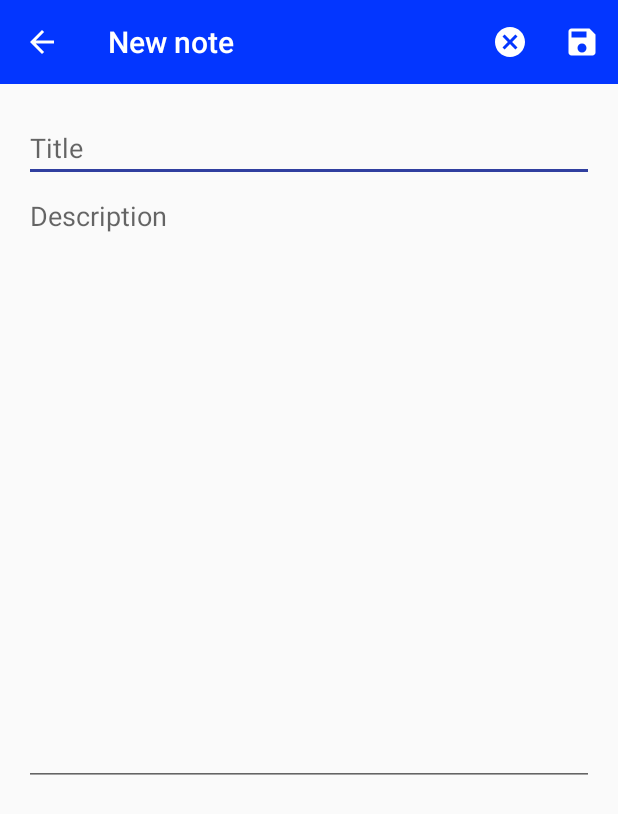
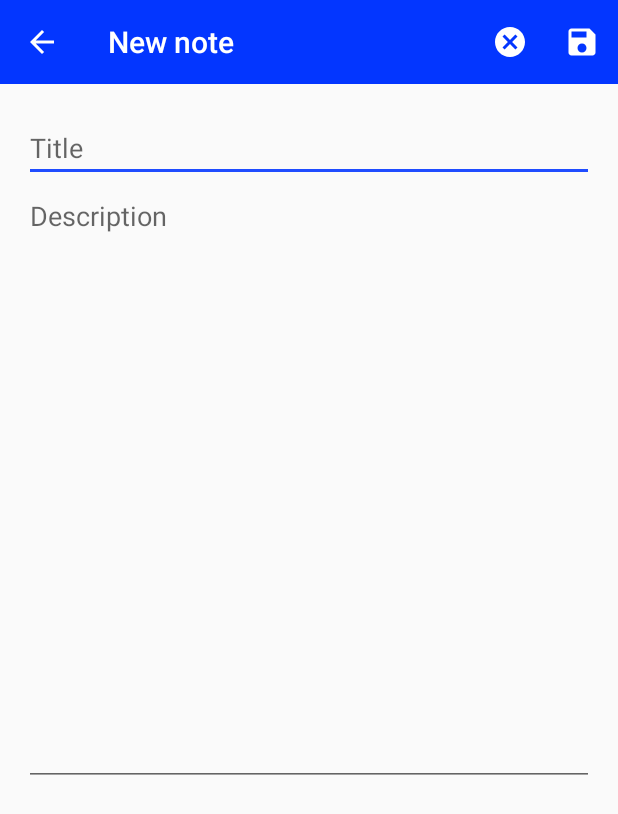
Before and after one commit to M4G4K4/Reports_Android, an Android app: the screen it shows after launch (AddNote), after a tap on "Add", on a phone screen of 412 x 824 dp. Shown: the top 814 px of the screen. Run offline under Robolectric (Android 15) with nearby library versions, the light colour scheme and no system bars.

Commit message:
Edit activity created , DB ID auto increment fix

```diff
--- a/app/src/main/AndroidManifest.xml
+++ b/app/src/main/AndroidManifest.xml
@@ -9,12 +9,11 @@
         android:roundIcon="@mipmap/ic_launcher_round"
         android:supportsRtl="true"
         android:theme="@style/AppTheme">
+        <activity android:name=".Edit"></activity>
         <activity android:name=".AddNote">
             <meta-data
                 android:name="android.support.PARENT_ACTIVITY"
-                android:value=".MainActivity">
-            </meta-data>
-
+                android:value=".MainActivity"></meta-data>
         </activity>
         <activity android:name=".MainActivity">
             <intent-filter>
--- a/app/src/main/java/com/example/notes/DB.java
+++ b/app/src/main/java/com/example/notes/DB.java
@@ -16,7 +16,7 @@ public class DB extends SQLiteOpenHelper {
     private static final String dbTable = "notes";
 
     // Columns
-    private static final String id = "id";
+    private static final String id = "_id";
     private static final String title = "title";
     private static final String description = "description";
     private static final String date = "date";
@@ -31,7 +31,7 @@ public class DB extends SQLiteOpenHelper {
     @Override
     public void onCreate(SQLiteDatabase sqLiteDatabase) {
         // Query to create table
-        String query = "CREATE TABLE " + dbTable + "(" + id + " INT PRIMARY KEY," +
+        String query = "CREATE TABLE " + dbTable + "(" + id + " INTEGER PRIMARY KEY," +
                 title + " TEXT,"+
                 description + " TEXT," +
                 date + " TEXT," +
@@ -46,14 +46,12 @@ public class DB extends SQLiteOpenHelper {
         if(i >= il){
             return;
         }
-
         sqLiteDatabase.execSQL("DROP TABLE IF EXISTS " + dbName);
         onCreate(sqLiteDatabase);
     }
 
     // Add new note to DB
     public long addNote(Notes notes){
-
         SQLiteDatabase db = this.getWritableDatabase();
 
         ContentValues c = new ContentValues();
@@ -63,8 +61,6 @@ public class DB extends SQLiteOpenHelper {
         c.put(date,notes.getDate());
 
         long id = db.insert(dbTable,null,c);
-
-
         return id;
     }
 
@@ -82,12 +78,12 @@ public class DB extends SQLiteOpenHelper {
             cursor.moveToFirst();
         }
 
+        assert cursor != null;
         return new Notes(cursor.getLong(0),cursor.getString(1),cursor.getString(2),cursor.getString(3),cursor.getString(4));
     }
 
     // Get all notes
     public List<Notes> getNotes(){
-
         SQLiteDatabase db = this.getReadableDatabase();
 
         List<Notes> notesList = new ArrayList<>();
--- a/app/src/main/java/com/example/notes/MainActivity.java
+++ b/app/src/main/java/com/example/notes/MainActivity.java
@@ -36,12 +36,6 @@ public class MainActivity extends AppCompatActivity {
         DB db = new DB(this);
         notes = db.getNotes();
 
-        // BAD away of doing it
-        for(int i = 0; i<notes.size(); i++){
-            notes.get(i).setId(i);
-        }
-
-
         recyclerView = findViewById(R.id.listNotes);
         recyclerView.setLayoutManager(new LinearLayoutManager(this));
         adapter = new Adapter(this,notes);
@@ -50,8 +44,6 @@ public class MainActivity extends AppCompatActivity {
                 2,GridLayoutManager.VERTICAL,false);
         recyclerView.setLayoutManager(gridLayoutManager);
         recyclerView.setAdapter(adapter);
-
-
     }
 
 
--- a/app/src/main/res/values/colors.xml
+++ b/app/src/main/res/values/colors.xml
@@ -1,8 +1,8 @@
 <?xml version="1.0" encoding="utf-8"?>
 <resources>
     <color name="colorPrimary">#0336FF</color> <!-- #008577 -->
-    <color name="colorPrimaryDark">#1803ff</color>
-    <color name="colorAccent">#303F9F</color>
+    <color name="colorPrimaryDark">#001c8a</color>
+    <color name="colorAccent">#1f4cff</color>
 
     <color name="colorPrimary2">#FFDE03</color>
     <color name="colorPrimary3">#FF0266</color>
```
Also changed, not shown: app/src/main/java/com/example/notes/Adapter.java (+7 -2 lines), app/src/main/java/com/example/notes/Edit.java (added, +28 -0 lines), app/src/main/res/layout/activity_edit.xml (added, +29 -0 lines).
